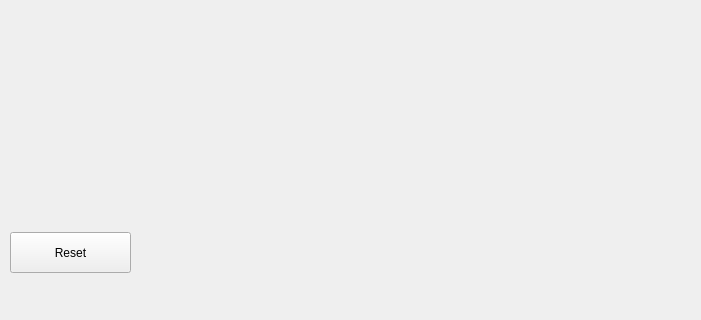
This is src/Frontend/MainWindow.ui in alalain/SpicyPP as Qt 5 draws it before an edit; both pictures show x 0 to 701 and y 168 to 488 of the 800 by 600 pixel window. The edited form follows.
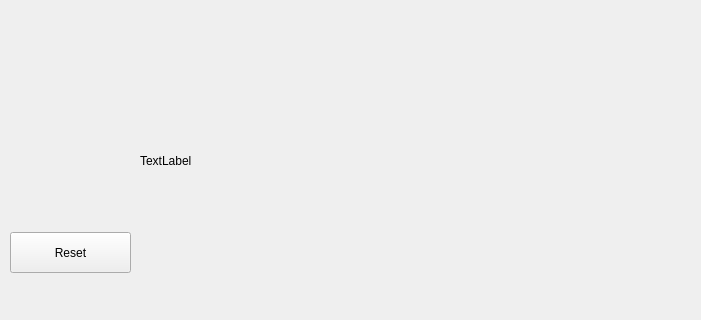
This is the edited form.

```diff
--- a/src/Frontend/MainWindow.ui
+++ b/src/Frontend/MainWindow.ui
@@ -27,6 +27,19 @@
      <string>Reset</string>
     </property>
    </widget>
+   <widget class="QLabel" name="label">
+    <property name="geometry">
+     <rect>
+      <x>140</x>
+      <y>320</y>
+      <width>481</width>
+      <height>17</height>
+     </rect>
+    </property>
+    <property name="text">
+     <string>TextLabel</string>
+    </property>
+   </widget>
   </widget>
   <widget class="QMenuBar" name="menubar">
    <property name="geometry">
```
